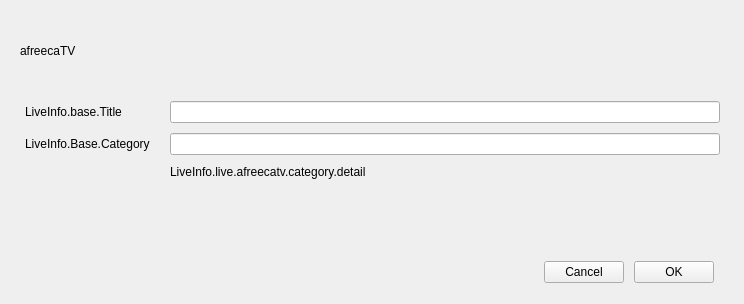
Old version of the form src/prism/main/PLSPlatformApi/afreecatv/PLSLiveInfoAfreecaTV.ui in the repository naver/prism-live-studio.
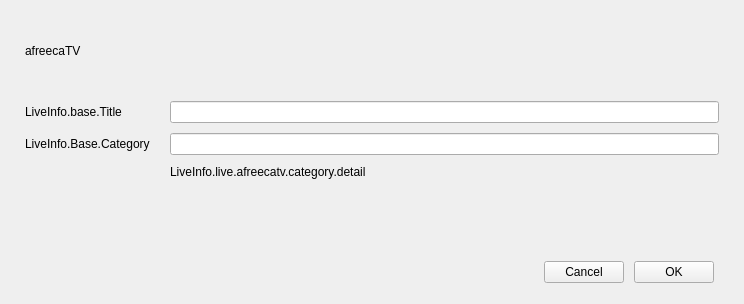
New version of the form.

What changed in the file:
```diff
--- a/src/prism/main/PLSPlatformApi/afreecatv/PLSLiveInfoAfreecaTV.ui
+++ b/src/prism/main/PLSPlatformApi/afreecatv/PLSLiveInfoAfreecaTV.ui
@@ -36,13 +36,13 @@
        <number>0</number>
       </property>
       <property name="leftMargin">
-       <number>20</number>
+       <number>25</number>
       </property>
       <property name="topMargin">
        <number>0</number>
       </property>
       <property name="rightMargin">
-       <number>0</number>
+       <number>25</number>
       </property>
       <property name="bottomMargin">
        <number>0</number>
@@ -54,6 +54,19 @@
         </property>
        </widget>
       </item>
+      <item>
+       <spacer name="horizontalSpacer">
+        <property name="orientation">
+         <enum>Qt::Horizontal</enum>
+        </property>
+        <property name="sizeHint" stdset="0">
+         <size>
+          <width>1</width>
+          <height>1</height>
+         </size>
+        </property>
+       </spacer>
+      </item>
      </layout>
     </widget>
    </item>
@@ -73,7 +86,7 @@
        <number>0</number>
       </property>
       <property name="rightMargin">
-       <number>24</number>
+       <number>25</number>
       </property>
       <item row="0" column="0">
        <widget class="QLabel" name="scheduleLabel">
```
